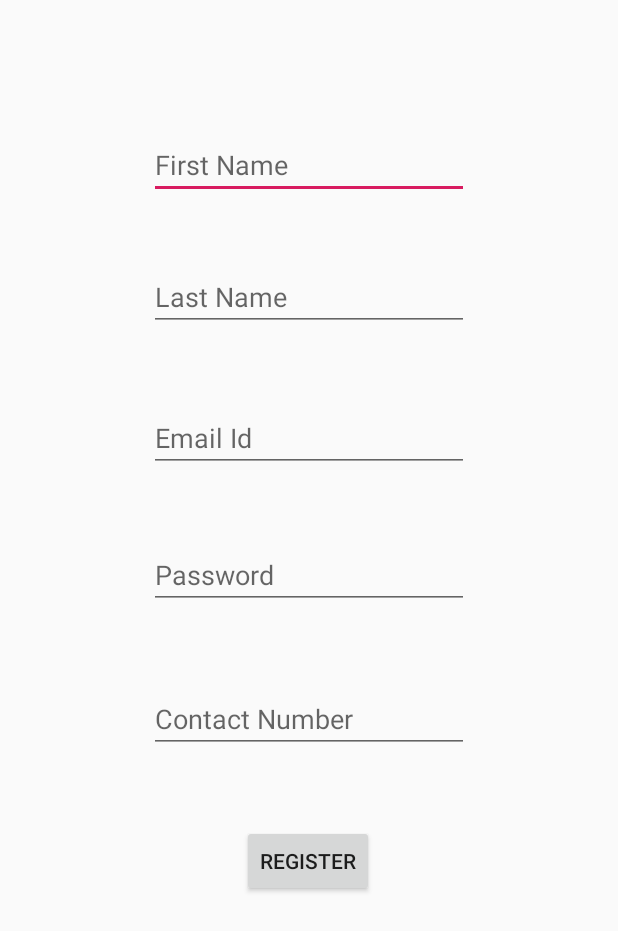
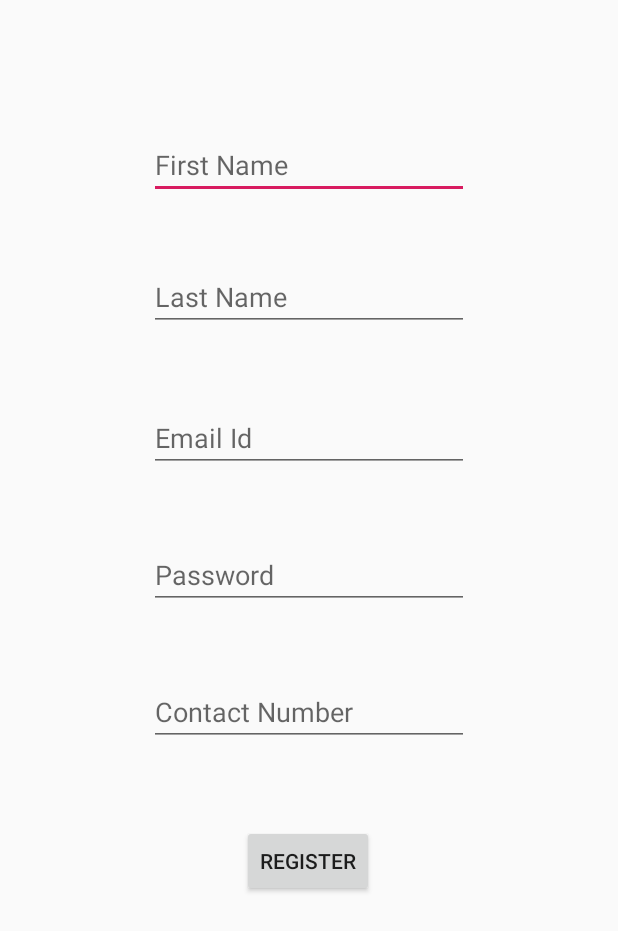
Before and after one commit to PD3-ABCD/HomeMade, an Android app: the Registration screen opened directly, with no data from a screen before it, on a phone screen of 412 x 824 dp. Shown: the top 931 px of the screen. Run offline under Robolectric (Android 15) with nearby library versions, the phone set to English and light mode, and no system bars; our stand-ins replace Firebase (no records; nobody signed in at launch, a user with empty details on screens opened directly).

```diff
--- a/app/src/main/res/layout/activity_registration.xml
+++ b/app/src/main/res/layout/activity_registration.xml
@@ -66,6 +66,20 @@
         app:layout_constraintTop_toTopOf="parent"
         app:layout_constraintVertical_bias="0.462" />
 
+    <Button
+        android:id="@+id/btnRegister"
+        android:layout_width="wrap_content"
+        android:layout_height="wrap_content"
+        android:layout_marginTop="8dp"
+        android:layout_marginBottom="8dp"
+        android:text="Register"
+        app:layout_constraintBottom_toBottomOf="parent"
+        app:layout_constraintEnd_toEndOf="parent"
+        app:layout_constraintHorizontal_bias="0.498"
+        app:layout_constraintStart_toStartOf="parent"
+        app:layout_constraintTop_toTopOf="parent"
+        app:layout_constraintVertical_bias="0.713" />
+
     <EditText
         android:id="@+id/etContactNo"
         android:layout_width="wrap_content"
@@ -79,19 +93,5 @@
         app:layout_constraintEnd_toEndOf="parent"
         app:layout_constraintStart_toStartOf="parent"
         app:layout_constraintTop_toTopOf="parent"
-        app:layout_constraintVertical_bias="0.588" />
-
-    <Button
-        android:id="@+id/btnRegister"
-        android:layout_width="wrap_content"
-        android:layout_height="wrap_content"
-        android:layout_marginTop="8dp"
-        android:layout_marginBottom="8dp"
-        android:text="Register"
-        app:layout_constraintBottom_toBottomOf="parent"
-        app:layout_constraintEnd_toEndOf="parent"
-        app:layout_constraintHorizontal_bias="0.498"
-        app:layout_constraintStart_toStartOf="parent"
-        app:layout_constraintTop_toTopOf="parent"
-        app:layout_constraintVertical_bias="0.713" />
+        app:layout_constraintVertical_bias="0.582" />
 </androidx.constraintlayout.widget.ConstraintLayout>
--- a/app/src/main/res/layout/login_page.xml
+++ b/app/src/main/res/layout/login_page.xml
@@ -4,7 +4,6 @@
     xmlns:tools="http://schemas.android.com/tools"
     android:layout_width="match_parent"
     android:layout_height="match_parent"
-    android:onClick="register"
     tools:context=".Login_Page">
 
     <EditText
@@ -43,6 +42,8 @@
         android:layout_marginBottom="8dp"
         android:autoLink="all"
         android:clickable="true"
+        android:focusable="auto"
+        android:onClick="register"
         android:text="@string/Registration_link"
         android:textColor="#0E2FE2"
         android:textSize="16dp"
```
Also changed, not shown: app/src/main/java/com/example/MaaKaKhana/Login_Page.java (+26 -1 lines), app/src/main/java/com/example/MaaKaKhana/Registration.java (+11 -1 lines).
